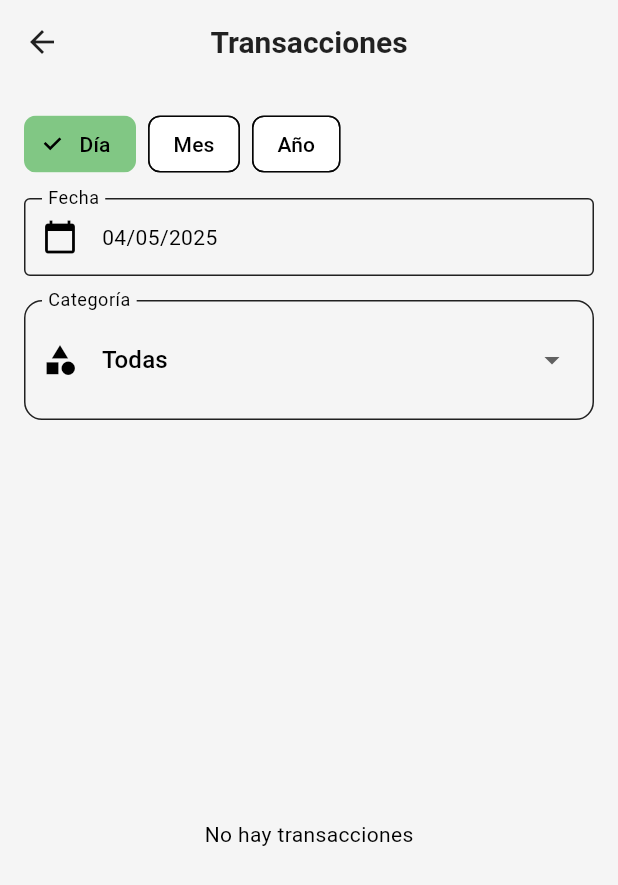
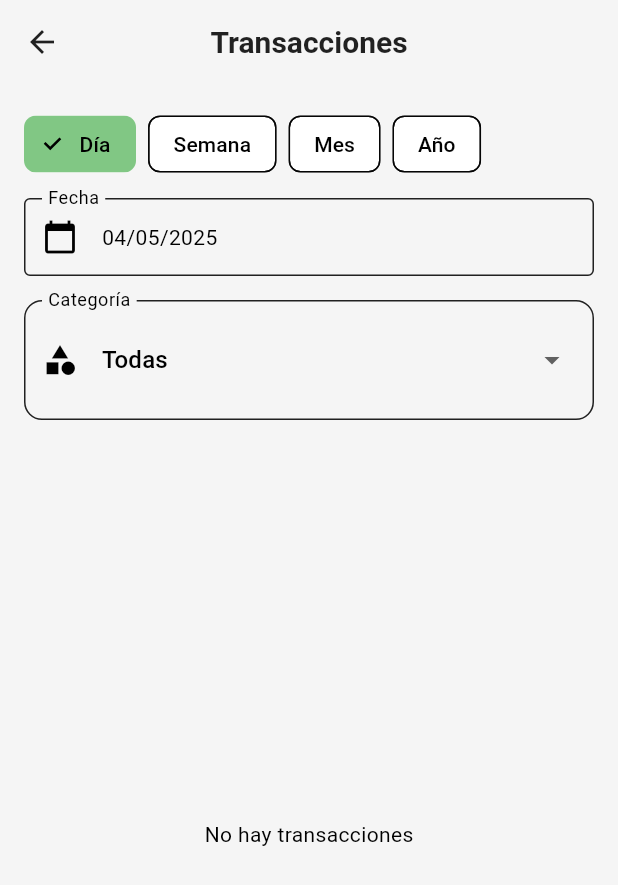
Before and after one commit to sim3075/MoneyMingle, a Flutter app: the HomeScreen screen opened by its route, in the side drawer, after a tap on "Transacciones", on a phone screen of 412 x 824 dp. Shown: the top 885 px of the screen. Run offline on Flutter 3.47's test engine with Material 3 defaults, Android fonts, the phone set to English and light mode, and no system bars; our stand-ins replace firebase_core, image_picker, shared_preferences; accounts and stored records are empty.

Commit message:
Feat: Add delete and edit transactions. Week filter and fixed transactions

```diff
--- a/money_mingle/lib/models/transaction.dart
+++ b/money_mingle/lib/models/transaction.dart
@@ -10,6 +10,7 @@ class Transaction {
   final String? category;
   final String? note;
   final String? receiptPath;
+  final bool isFixed;
 
   Transaction({
     required this.type,
@@ -19,6 +20,7 @@ class Transaction {
     this.category,
     this.note,
     this.receiptPath,
+    this.isFixed = false,
   });
 
   Map<String, dynamic> toJson() => {
@@ -29,6 +31,7 @@ class Transaction {
         'category': category,
         'note': note,
         'receiptPath': receiptPath,
+        'isFixed': isFixed,
       };
 
   factory Transaction.fromJson(Map<String, dynamic> json) {
@@ -42,6 +45,7 @@ class Transaction {
       category: json['category'],
       note: json['note'],
       receiptPath: json['receiptPath'],
+      isFixed: json['isFixed'] as bool? ?? false,
     );
   }
 
--- a/money_mingle/lib/ui/pages/home/home_screen.dart
+++ b/money_mingle/lib/ui/pages/home/home_screen.dart
@@ -107,6 +107,7 @@ class _HomeScreenState extends State<HomeScreen> {
         totalIncome:  _totalIncome,
         totalExpense: _totalExpense,
         transactions: _transactions,
+        save:          _saveTransactions,  // <— pasamos el callback
       ),
       floatingActionButton: FloatingActionButton(
         onPressed: () => _showAddMenu(context),
--- a/money_mingle/lib/ui/pages/transaction/widgets/date_filter_selector.dart
+++ b/money_mingle/lib/ui/pages/transaction/widgets/date_filter_selector.dart
@@ -1,7 +1,7 @@
 import 'package:flutter/material.dart';
 import 'package:intl/intl.dart';
 
-enum DateFilter { day, month, year }
+enum DateFilter { day, week, month, year }
 
 class DateFilterSelector extends StatelessWidget {
   final DateFilter filter;
@@ -21,6 +21,14 @@ class DateFilterSelector extends StatelessWidget {
     switch (filter) {
       case DateFilter.day:
         return DateFormat('dd/MM/yyyy').format(selectedDate);
+      case DateFilter.week:
+        // Formato "Semana del 01/05 al 07/05"
+        final start = selectedDate.subtract(
+          Duration(days: selectedDate.weekday - 1),
+        );
+        final end = start.add(const Duration(days: 6));
+        return 'Del ${DateFormat('dd/MM').format(start)} '
+               'al ${DateFormat('dd/MM/yyyy').format(end)}';
       case DateFilter.month:
         return DateFormat('MM/yyyy').format(selectedDate);
       case DateFilter.year:
@@ -34,19 +42,27 @@ class DateFilterSelector extends StatelessWidget {
       initialDate: selectedDate,
       firstDate: DateTime(2000),
       lastDate: DateTime(2100),
-      helpText: filter == DateFilter.year
-          ? 'Selecciona año'
-          : filter == DateFilter.month
-              ? 'Selecciona mes'
-              : 'Selecciona fecha',
+      helpText: () {
+        switch (filter) {
+          case DateFilter.day:
+            return 'Selecciona fecha';
+          case DateFilter.week:
+            return 'Selecciona una fecha dentro de la semana';
+          case DateFilter.month:
+            return 'Selecciona mes';
+          case DateFilter.year:
+            return 'Selecciona año';
+        }
+      }(),
     );
     if (picked != null) onDateChanged(picked);
   }
 
   @override
   Widget build(BuildContext context) {
-    final icons = {
+    final labels = {
       DateFilter.day: 'Día',
+      DateFilter.week: 'Semana',
       DateFilter.month: 'Mes',
       DateFilter.year: 'Año',
     };
@@ -59,7 +75,7 @@ class DateFilterSelector extends StatelessWidget {
             return Padding(
               padding: const EdgeInsets.only(right: 8),
               child: ChoiceChip(
-                label: Text(icons[f]!),
+                label: Text(labels[f]!),
                 selected: filter == f,
                 onSelected: (_) => onFilterChanged(f),
               ),
@@ -71,11 +87,12 @@ class DateFilterSelector extends StatelessWidget {
           onTap: () => _pickDate(context),
           child: InputDecorator(
             decoration: InputDecoration(
-              labelText: filter == DateFilter.day
-                  ? 'Fecha'
-                  : filter == DateFilter.month
-                      ? 'Mes/Año'
-                      : 'Año',
+              labelText: {
+                DateFilter.day: 'Fecha',
+                DateFilter.week: 'Semana',
+                DateFilter.month: 'Mes/Año',
+                DateFilter.year: 'Año',
+              }[filter],
               prefixIcon: const Icon(Icons.calendar_today),
               border: const OutlineInputBorder(),
             ),
--- a/money_mingle/lib/ui/pages/transaction/widgets/transaction_list.dart
+++ b/money_mingle/lib/ui/pages/transaction/widgets/transaction_list.dart
@@ -2,12 +2,17 @@ import 'package:flutter/material.dart';
 import 'package:intl/intl.dart';
 import 'package:money_mingle/models/transaction.dart';
 
+// lib/ui/pages/transactions/widgets/transactions_list.dart
 class TransactionsList extends StatelessWidget {
   final List<Transaction> items;
+  final void Function(Transaction) onEdit;
+  final void Function(Transaction) onDelete;
 
   const TransactionsList({
     Key? key,
     required this.items,
+    required this.onEdit,
+    required this.onDelete,
   }) : super(key: key);
 
   @override
@@ -15,19 +20,15 @@ class TransactionsList extends StatelessWidget {
     if (items.isEmpty) {
       return Center(child: Text('No hay transacciones'));
     }
-
     return ListView.separated(
-      shrinkWrap: true,
-      physics: const BouncingScrollPhysics(),
       itemCount: items.length,
-      separatorBuilder: (_, __) => const Divider(),
-      itemBuilder: (context, i) {
+      separatorBuilder: (_,__) => const Divider(),
+      itemBuilder: (ctx, i) {
         final tx = items[i];
         final isExpense = tx.type == TransactionType.expense;
-        final color = isExpense ? Colors.red : Colors.green;
-        final sign = isExpense ? '-' : '+';
+        final color     = isExpense ? Colors.red : Colors.green;
+        final sign      = isExpense ? '-' : '+';
         final dateLabel = DateFormat('dd/MM/yyyy').format(tx.date);
-
         return ListTile(
           leading: Icon(
             isExpense ? Icons.remove_shopping_cart : Icons.attach_money,
@@ -35,9 +36,22 @@ class TransactionsList extends StatelessWidget {
           ),
           title: Text(tx.title),
           subtitle: Text(dateLabel),
-          trailing: Text(
-            '$sign \$${tx.amount.toStringAsFixed(2)}',
-            style: TextStyle(color: color),
+          trailing: Row(
+            mainAxisSize: MainAxisSize.min,
+            children: [
+              Text(
+                '$sign \$${tx.amount.toStringAsFixed(2)}',
+                style: TextStyle(color: color),
+              ),
+              IconButton(
+                icon: const Icon(Icons.edit),
+                onPressed: () => onEdit(tx),
+              ),
+              IconButton(
+                icon: const Icon(Icons.delete),
+                onPressed: () => onDelete(tx),
+              ),
+            ],
           ),
         );
       },
--- a/money_mingle/lib/ui/widgets/shared/app_drawer.dart
+++ b/money_mingle/lib/ui/widgets/shared/app_drawer.dart
@@ -6,20 +6,20 @@ class AppDrawer extends StatelessWidget {
   final double totalIncome;
   final double totalExpense;
   final List<Transaction> transactions;
+  final Future<void> Function() save;
 
   const AppDrawer({
     Key? key,
     required this.totalIncome,
     required this.totalExpense,
     required this.transactions,
+    required this.save,
   }) : super(key: key);
 
   @override
   Widget build(BuildContext context) {
     return Drawer(
-      child: ListView(
-        padding: EdgeInsets.zero,
-        children: [
+      child: ListView(padding: EdgeInsets.zero, children: [
         DrawerHeader(
           decoration: BoxDecoration(color: Theme.of(context).primaryColor),
           child: const Text(
@@ -34,7 +34,6 @@ class AppDrawer extends StatelessWidget {
           title: const Text('Dashboard'),
           onTap: () {
             Navigator.pop(context);
-              // TODO: navegar a la pantalla de Dashboard
           },
         ),
 
@@ -42,19 +41,7 @@ class AppDrawer extends StatelessWidget {
         ListTile(
           leading: const Icon(Icons.list),
           title: const Text('Transacciones'),
-            subtitle: Column(
-              crossAxisAlignment: CrossAxisAlignment.start,
-              children: [
-                Text(
-                  'Ingresos:  \$${totalIncome.toStringAsFixed(2)}',
-                  style: const TextStyle(color: Colors.green),
-                ),
-                Text(
-                  'Gastos:    \$${totalExpense.toStringAsFixed(2)}',
-                  style: const TextStyle(color: Colors.red),
-                ),
-              ],
-            ),
+
           onTap: () {
             Navigator.pop(context);
             Navigator.push(
@@ -62,33 +49,29 @@ class AppDrawer extends StatelessWidget {
               MaterialPageRoute(
                 builder: (_) => TransactionsScreen(
                   transactions: transactions,
+                  save: save,
                 ),
               ),
             );
           },
         ),
 
-          // Perfil
         ListTile(
           leading: const Icon(Icons.person),
           title: const Text('Perfil'),
           onTap: () {
             Navigator.pop(context);
-              // TODO: navegar a la pantalla de Perfil
           },
         ),
 
-          // Ajustes
         ListTile(
           leading: const Icon(Icons.settings),
           title: const Text('Ajustes'),
           onTap: () {
             Navigator.pop(context);
-              // TODO: navegar a la pantalla de Ajustes
           },
         ),
-        ],
-      ),
+      ]),
     );
   }
 }
```
Also changed, not shown: money_mingle/lib/ui/pages/transaction/transaction_form.dart (+44 -12 lines), money_mingle/lib/ui/pages/transaction/transactions_screen.dart (+70 -24 lines), 1 other file. Lines whose indentation alone changed are shown as unchanged.
